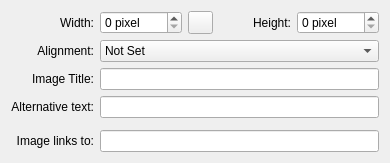
chusopr/kdepim-ktimetracker-akonadi, file blogilo/src/composer/dialogs/editimagebase.ui: the form before one commit.
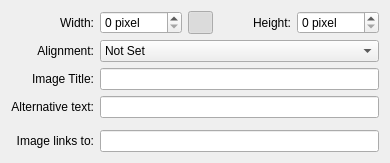
The form after the commit. Custom widgets are drawn as their Qt base class.

Commit message: Keep Aspect Ratio for add/edit image dialog Default drag n drop in editor

Patch:
```diff
--- a/blogilo/src/composer/dialogs/editimagebase.ui
+++ b/blogilo/src/composer/dialogs/editimagebase.ui
@@ -146,6 +146,9 @@
      <property name="checkable">
       <bool>true</bool>
      </property>
+     <property name="checked">
+      <bool>true</bool>
+     </property>
     </widget>
    </item>
    <item row="1" column="0">
```
The commit also changes 5 other files.
